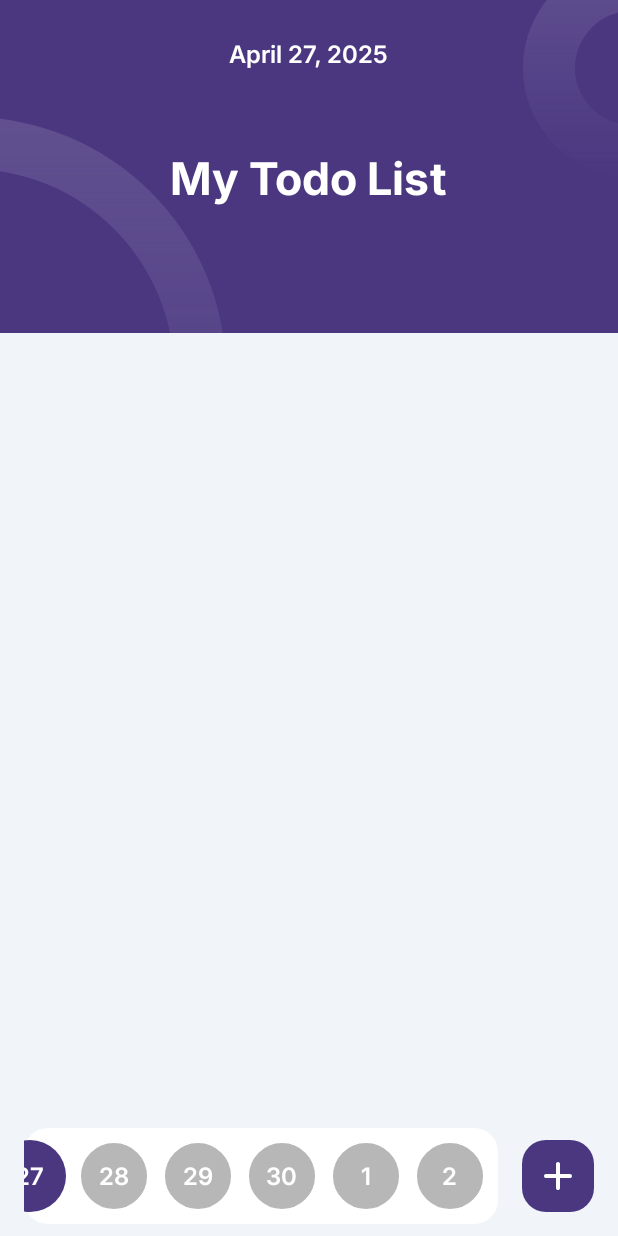
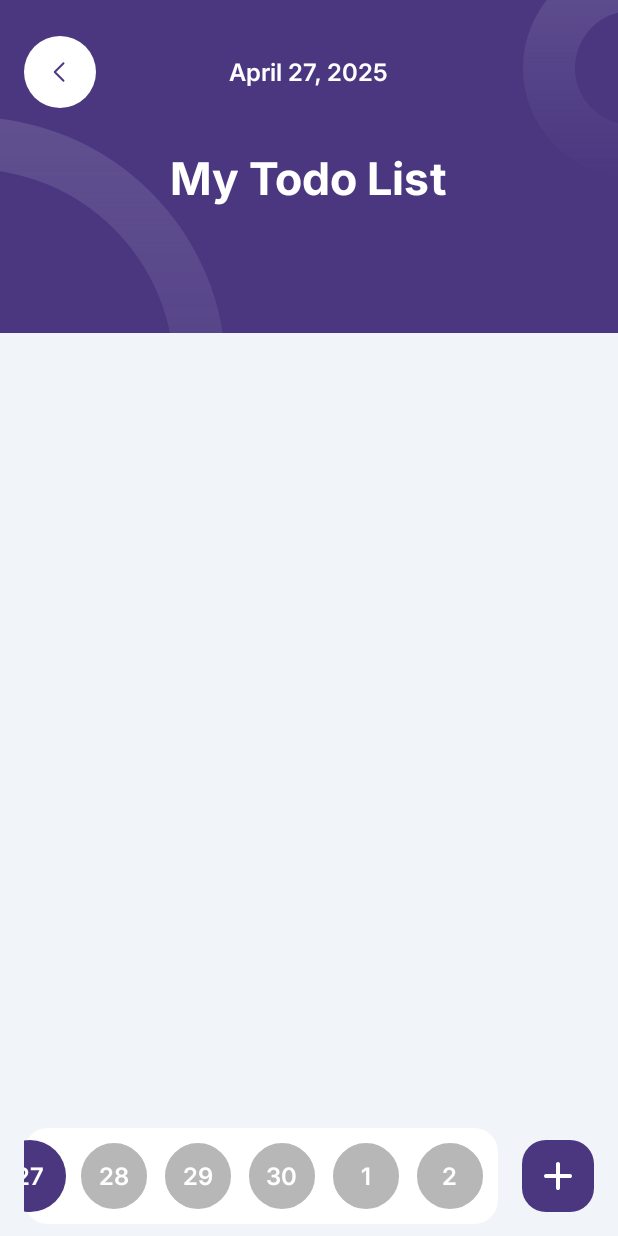
Before and after one commit to Yavajaem1y/to-do-pet-project, an Android app: the screen it shows after launch (MainActivity), after a tap on "27", on a phone screen of 412 x 824 dp. Run offline under Robolectric (Android 15) with nearby library versions, the phone set to English and light mode, and no system bars; our stand-ins replace Dagger/Hilt's generated code, Room's generated code.

Commit message:
beta 1.0.4

```diff
--- a/app/src/main/java/com/androidlesson/to_do_pet_project/di/AppModule.kt
+++ b/app/src/main/java/com/androidlesson/to_do_pet_project/di/AppModule.kt
@@ -21,11 +21,12 @@ class AppModule(private val application: Application) {
 
     @Provides
     fun provideTaskViewModelFactory(
+        application: Application,
         addTaskUseCase: AddTaskUseCase,
         getTasksUseCase: GetTasksUseCase,
         isCompletedUseCase: IsCompletedUseCase,
         deleteTaskUseCase: DeleteTaskUseCase
     ): TaskViewModelFactory {
-        return TaskViewModelFactory(addTaskUseCase, getTasksUseCase,isCompletedUseCase,deleteTaskUseCase)
+        return TaskViewModelFactory(application,addTaskUseCase, getTasksUseCase,isCompletedUseCase,deleteTaskUseCase)
     }
 }
--- a/app/src/main/java/com/androidlesson/to_do_pet_project/presentation/activities/MainActivity.kt
+++ b/app/src/main/java/com/androidlesson/to_do_pet_project/presentation/activities/MainActivity.kt
@@ -2,9 +2,11 @@ package com.androidlesson.to_do_pet_project.presentation.activities
 
 import android.content.Intent
 import android.os.Bundle
+import android.view.View
 import android.widget.ImageView
 import android.widget.TextView
 import androidx.appcompat.app.AppCompatActivity
+import androidx.lifecycle.Observer
 import androidx.lifecycle.ViewModelProvider
 import androidx.recyclerview.widget.LinearLayoutManager
 import androidx.recyclerview.widget.LinearSnapHelper
@@ -20,9 +22,12 @@ import com.androidlesson.to_do_pet_project.presentation.viewModel.taskViewModel.
 import kotlinx.coroutines.CoroutineScope
 import kotlinx.coroutines.Dispatchers
 import java.text.SimpleDateFormat
+import java.time.LocalDate
+import java.time.format.DateTimeFormatter
 import java.util.Calendar
 import java.util.Date
 import java.util.Locale
+import java.util.TreeSet
 import javax.inject.Inject
 
 class MainActivity : AppCompatActivity() {
@@ -34,9 +39,10 @@ class MainActivity : AppCompatActivity() {
     private lateinit var rv_tasks_holder: RecyclerView
     private lateinit var rv_calendar: RecyclerView
     private lateinit var b_add_new_task: ImageView
+    private lateinit var b_back: ImageView
     private lateinit var tv_date: TextView
 
-    private lateinit var adapter:TasksAdapter;
+    private lateinit var tasksAdapter:TasksAdapter;
     private lateinit var calendarAdapter: CalendarAdapter
 
     override fun onCreate(savedInstanceState: Bundle?) {
@@ -60,18 +66,19 @@ class MainActivity : AppCompatActivity() {
         rv_calendar = findViewById(R.id.rv_calendar)
         b_add_new_task = findViewById(R.id.b_add_new_task)
         tv_date = findViewById(R.id.tv_date)
+        b_back = findViewById(R.id.b_back)
 
-        tv_date.text=getCurrentDateFormatted()
+        if (vm.getCurrentDateLiveData().value.toString().isEmpty()) vm.setCurrentDate(getCurrentDateFormatted())
 
-        adapter = TasksAdapter(object : OnTaskCheckListener {
+        tasksAdapter = TasksAdapter(object : OnTaskCheckListener {
             override suspend fun onTaskCheck(task: TaskModel, isChecked: Boolean) {
                 vm.isCompleted(task, isChecked);
             }
-        }, CoroutineScope(Dispatchers.IO), supportFragmentManager)
+        }, CoroutineScope(Dispatchers.IO), supportFragmentManager, vm.getCurrentDateLiveData().value.toString())
         rv_tasks_holder.layoutManager = LinearLayoutManager(this)
-        rv_tasks_holder.adapter = adapter
+        rv_tasks_holder.adapter = tasksAdapter
         rv_tasks_holder.overScrollMode = RecyclerView.OVER_SCROLL_NEVER
-        adapter.updateTasksList(ArrayList<TaskModel>())
+        tasksAdapter.updateTasksList(ArrayList<TaskModel>())
     }
 
     private fun setupCalendar() {
@@ -88,7 +95,7 @@ class MainActivity : AppCompatActivity() {
                     cal1.get(Calendar.DAY_OF_MONTH) == cal2.get(Calendar.DAY_OF_MONTH)
         }
 
-        calendarAdapter = CalendarAdapter(dates, todayIndex) { selectedDate ->
+        calendarAdapter = CalendarAdapter(dates, todayIndex, TreeSet()) { selectedDate ->
             updateSelectedDate(selectedDate)
         }
 
@@ -121,27 +128,73 @@ class MainActivity : AppCompatActivity() {
 
     private fun updateSelectedDate(date: Date) {
         val formatter = SimpleDateFormat("MMMM d, yyyy", Locale.ENGLISH)
-        tv_date.text = formatter.format(date)
+        vm.setCurrentDate(formatter.format(date))
     }
 
-    fun getCurrentDateFormatted(): String {
+    private fun getCurrentDateFormatted(): String {
         val formatter = SimpleDateFormat("MMMM d, yyyy", Locale.ENGLISH)
         return formatter.format(Date())
+    }
+
+    private fun getDateToAdapter(date :String): String{
+        val inputFormatter = DateTimeFormatter.ofPattern("MMMM d, yyyy", Locale.ENGLISH)
+        val date = LocalDate.parse(date, inputFormatter)
+
+        val outputFormatter = DateTimeFormatter.ofPattern("dd.MM.yyyy")
+        return date.format(outputFormatter)
     }
 
     private fun observer() {
         vm.getTaskListLiveData().observe(this){
             taskList->updateAdapter(taskList)
         }
+
+        vm.getCurrentDateLiveData().observe(this) { s ->
+            if (s.isNotEmpty()){
+                if (s.equals(getCurrentDateFormatted())){
+                    b_back.visibility= View.INVISIBLE
+                }
+                else {
+                    b_back.visibility=View.VISIBLE
+                }
+                tv_date.text = s
+                tasksAdapter.currentDate = getDateToAdapter(s)
+                vm.getTaskListLiveData().value?.let { tasksAdapter.updateTasksList(it) }
+            }
+        }
     }
 
     private fun updateAdapter(tasks: List<TaskModel>){
-        adapter.updateTasksList(tasks)
+        tasksAdapter.updateTasksList(tasks)
+        var setDates:TreeSet<String> = TreeSet()
+
+        setDates.addAll(tasks.map {it.date})
+        calendarAdapter.setDates=setDates
+
     }
 
     private fun setOnClickListener() {
         b_add_new_task.setOnClickListener{
             startActivity(Intent(this,AddTaskActivity::class.java))
         }
+
+        b_back.setOnClickListener {
+            val currentDate = Date()
+            vm.setCurrentDate(getCurrentDateFormatted())
+
+            calendarAdapter.selectDate(currentDate)
+
+            val todayIndex = calendarAdapter.dates.indexOfFirst {
+                val cal1 = Calendar.getInstance().apply { time = it }
+                val cal2 = Calendar.getInstance()
+                cal1.get(Calendar.YEAR) == cal2.get(Calendar.YEAR) &&
+                        cal1.get(Calendar.MONTH) == cal2.get(Calendar.MONTH) &&
+                        cal1.get(Calendar.DAY_OF_MONTH) == cal2.get(Calendar.DAY_OF_MONTH)
+            }
+
+            if (todayIndex != -1) {
+                rv_calendar.scrollToPosition(todayIndex)
+            }
+        }
     }
 }
--- a/app/src/main/java/com/androidlesson/to_do_pet_project/presentation/adapter/CalendarAdapter.kt
+++ b/app/src/main/java/com/androidlesson/to_do_pet_project/presentation/adapter/CalendarAdapter.kt
@@ -1,28 +1,27 @@
 package com.androidlesson.to_do_pet_project.presentation.adapter
 
 import android.annotation.SuppressLint
+import android.util.Log
 import android.view.LayoutInflater
 import android.view.View
 import android.view.ViewGroup
 import android.widget.TextView
 import androidx.recyclerview.widget.RecyclerView
 import com.androidlesson.to_do_pet_project.R
+import java.text.SimpleDateFormat
 import java.util.Calendar
 import java.util.Date
+import java.util.TreeSet
 
 class CalendarAdapter(
     var dates: List<Date>,
     initialSelectedPosition: Int,
+    var setDates: TreeSet<String>,
     private val onDateSelected: (Date) -> Unit
 ) : RecyclerView.Adapter<CalendarAdapter.CalendarViewHolder>() {
 
-    private var selectedPosition = initialSelectedPosition
+    var selectedPosition = initialSelectedPosition
 
-    fun updateDates(newDates: List<Date>) {
-        val oldSize = dates.size
-        dates = newDates
-        notifyItemRangeInserted(0, newDates.size - oldSize)
-    }
 
     override fun onCreateViewHolder(parent: ViewGroup, viewType: Int): CalendarViewHolder {
         val view = LayoutInflater.from(parent.context)
@@ -30,9 +29,13 @@ class CalendarAdapter(
         return CalendarViewHolder(view)
     }
 
+    @SuppressLint("SimpleDateFormat")
     override fun onBindViewHolder(holder: CalendarViewHolder, @SuppressLint("RecyclerView") position: Int) {
         val date = dates[position]
         val calendar = Calendar.getInstance().apply { time = date }
+
+        val formatter = SimpleDateFormat("dd.MM.yyyy")
+        val stringDate= formatter.format(date)
 
         holder.tvDate.text = calendar.get(Calendar.DAY_OF_MONTH).toString()
 
@@ -40,7 +43,10 @@ class CalendarAdapter(
         if (position == selectedPosition) {
             holder.itemView.setBackgroundResource(R.drawable.bg_button)
         } else {
-            holder.itemView.setBackgroundResource(R.drawable.bg_grey_circle)
+            if (setDates.contains(stringDate)){
+                holder.itemView.setBackgroundResource(R.drawable.bg_violet_calendar_item)
+            }
+            else holder.itemView.setBackgroundResource(R.drawable.bg_grey_circle)
         }
 
         holder.itemView.setOnClickListener {
@@ -52,6 +58,24 @@ class CalendarAdapter(
         }
     }
 
+    @SuppressLint("NotifyDataSetChanged")
+    fun selectDate(date: Date) {
+        val formatter = SimpleDateFormat("dd.MM.yyyy")
+        val selectedDateStr = formatter.format(date)
+
+        val index = dates.indexOfFirst {
+            formatter.format(it) == selectedDateStr
+        }
+
+        if (index != -1 && index != selectedPosition) {
+            val previousSelected = selectedPosition
+            selectedPosition = index
+            notifyItemChanged(previousSelected)
+            notifyItemChanged(selectedPosition)
+            onDateSelected(dates[selectedPosition])
+        }
+    }
+
     override fun getItemCount(): Int = dates.size
 
     class CalendarViewHolder(itemView: View) : RecyclerView.ViewHolder(itemView) {
--- a/app/src/main/java/com/androidlesson/to_do_pet_project/presentation/adapter/TasksAdapter.kt
+++ b/app/src/main/java/com/androidlesson/to_do_pet_project/presentation/adapter/TasksAdapter.kt
@@ -2,6 +2,7 @@ package com.androidlesson.to_do_pet_project.presentation.adapter
 
 import android.annotation.SuppressLint
 import android.graphics.Paint
+import android.util.Log
 import android.view.LayoutInflater
 import android.view.View
 import android.view.ViewGroup
@@ -21,7 +22,8 @@ import kotlinx.coroutines.launch
 class TasksAdapter(
     private val onTaskCheckListener: OnTaskCheckListener,
     private val coroutineScope: CoroutineScope,
-    private val fragmentManager: FragmentManager
+    private val fragmentManager: FragmentManager,
+    var currentDate: String
 ) : RecyclerView.Adapter<RecyclerView.ViewHolder>() {
 
     sealed class TaskListItem {
@@ -77,8 +79,8 @@ class TasksAdapter(
     @SuppressLint("NotifyDataSetChanged")
     fun updateTasksList(tasks: List<TaskModel>) {
         val sorted = tasks.sortedBy { it.isDone }
-        val activeTasks = sorted.filter { !it.isDone }
-        val completedTasks = sorted.filter { it.isDone }
+        val activeTasks = sorted.filter { !it.isDone && it.date.equals(currentDate)}
+        val completedTasks = sorted.filter { it.isDone && it.date.equals(currentDate)}
 
         items = when {
             activeTasks.isNotEmpty() && completedTasks.isNotEmpty() -> {
@@ -93,7 +95,6 @@ class TasksAdapter(
 
         notifyDataSetChanged()
     }
-
 
     class TaskViewHolder(
         view: View,
--- a/app/src/main/java/com/androidlesson/to_do_pet_project/presentation/viewModel/taskViewModel/TaskViewModel.kt
+++ b/app/src/main/java/com/androidlesson/to_do_pet_project/presentation/viewModel/taskViewModel/TaskViewModel.kt
@@ -1,5 +1,8 @@
 package com.androidlesson.to_do_pet_project.presentation.viewModel.taskViewModel
 
+import android.app.Application
+import android.util.Log
+import androidx.lifecycle.AndroidViewModel
 import androidx.lifecycle.LiveData
 import androidx.lifecycle.MutableLiveData
 import androidx.lifecycle.ViewModel
@@ -11,12 +14,19 @@ import com.androidlesson.domain.usecase.GetTasksUseCase
 import com.androidlesson.domain.usecase.IsCompletedUseCase
 import kotlinx.coroutines.launch
 
-class TaskViewModel(private val addTaskUseCase: AddTaskUseCase, private val getTasksUseCase: GetTasksUseCase, private val isCompletedUseCase: IsCompletedUseCase, private val deleteTaskUseCase: DeleteTaskUseCase) : ViewModel() {
-
-    private val taskListMutableLiveData: MutableLiveData<List<TaskModel>> = MutableLiveData()
+class TaskViewModel(
+    application: Application,
+    private val addTaskUseCase: AddTaskUseCase,
+    private val getTasksUseCase: GetTasksUseCase,
+    private val isCompletedUseCase: IsCompletedUseCase,
+    private val deleteTaskUseCase: DeleteTaskUseCase
+) : AndroidViewModel(application) {
+    private val taskListMutableLiveData: MutableLiveData<List<TaskModel>> = MutableLiveData(ArrayList())
+    private val currentDateMutableLiveData: MutableLiveData<String> = MutableLiveData("")
 
     init {
         observeTasks()
+        Log.d("task","vm created")
     }
 
     private fun observeTasks() {
@@ -39,7 +49,15 @@ class TaskViewModel(private val addTaskUseCase: AddTaskUseCase, private val getT
         deleteTaskUseCase.execute(taskModel)
     }
 
+    fun setCurrentDate(date : String){
+        currentDateMutableLiveData.postValue(date)
+    }
+
     fun getTaskListLiveData(): LiveData<List<TaskModel>>{
         return taskListMutableLiveData
     }
+
+    fun getCurrentDateLiveData(): LiveData<String>{
+        return currentDateMutableLiveData
+    }
 }
--- a/app/src/main/java/com/androidlesson/to_do_pet_project/presentation/viewModel/taskViewModel/TaskViewModelFactory.kt
+++ b/app/src/main/java/com/androidlesson/to_do_pet_project/presentation/viewModel/taskViewModel/TaskViewModelFactory.kt
@@ -1,5 +1,6 @@
 package com.androidlesson.to_do_pet_project.presentation.viewModel.taskViewModel
 
+import android.app.Application
 import androidx.lifecycle.ViewModel
 import androidx.lifecycle.ViewModelProvider
 import com.androidlesson.domain.usecase.AddTaskUseCase
@@ -7,15 +8,16 @@ import com.androidlesson.domain.usecase.DeleteTaskUseCase
 import com.androidlesson.domain.usecase.GetTasksUseCase
 import com.androidlesson.domain.usecase.IsCompletedUseCase
 
-class TaskViewModelFactory(private val addTaskUseCase: AddTaskUseCase,
+class TaskViewModelFactory(private val application: Application,
+                           private val addTaskUseCase: AddTaskUseCase,
                            private val getTasksUseCase: GetTasksUseCase,
                            private val isCompletedUseCase: IsCompletedUseCase,
-                            private val deleteTaskUseCase: DeleteTaskUseCase
+                           private val deleteTaskUseCase: DeleteTaskUseCase
 ) : ViewModelProvider.Factory{
 
     override fun <T : ViewModel> create(modelClass: Class<T>): T {
         if (modelClass.isAssignableFrom(TaskViewModel::class.java)) {
-            return TaskViewModel(addTaskUseCase, getTasksUseCase, isCompletedUseCase,deleteTaskUseCase) as T
+            return TaskViewModel(application,addTaskUseCase, getTasksUseCase, isCompletedUseCase,deleteTaskUseCase) as T
         }
         throw IllegalArgumentException("Unknown ViewModel class")
     }
--- /dev/null
+++ b/app/src/main/res/drawable/bg_violet_calendar_item.xml
@@ -0,0 +1,9 @@
+<?xml version="1.0" encoding="utf-8"?>
+<shape xmlns:android="http://schemas.android.com/apk/res/android"
+    android:shape="oval">
+    <solid android:color="#994A3780"/>
+    <size
+        android:width="100dp"
+        android:height="100dp" />
+    <stroke android:width="2dp" android:color="@color/white"/>
+</shape>
--- a/app/src/main/res/layout/activity_main.xml
+++ b/app/src/main/res/layout/activity_main.xml
@@ -47,12 +47,21 @@
         android:fontFamily="@font/inter_bold"
         android:layout_centerHorizontal="true"
         android:layout_marginTop="96dp"/>
+    <ImageView
+        android:id="@+id/b_back"
+        android:layout_width="48dp"
+        android:layout_height="48dp"
+        android:layout_marginTop="24dp"
+        android:layout_marginStart="16dp"
+        android:background="@drawable/bg_white_circle"
+        android:src="@drawable/ic_left_arrow_white"
+        android:padding="10dp"/>
     <TextView
         android:id="@+id/tv_date"
         android:layout_width="wrap_content"
         android:layout_height="wrap_content"
         android:layout_centerHorizontal="true"
-        android:layout_marginTop="24dp"
+        android:layout_marginTop="36dp"
         android:text="October 20, 2022"
         android:textSize="16sp"
         android:textColor="@color/white"
```
